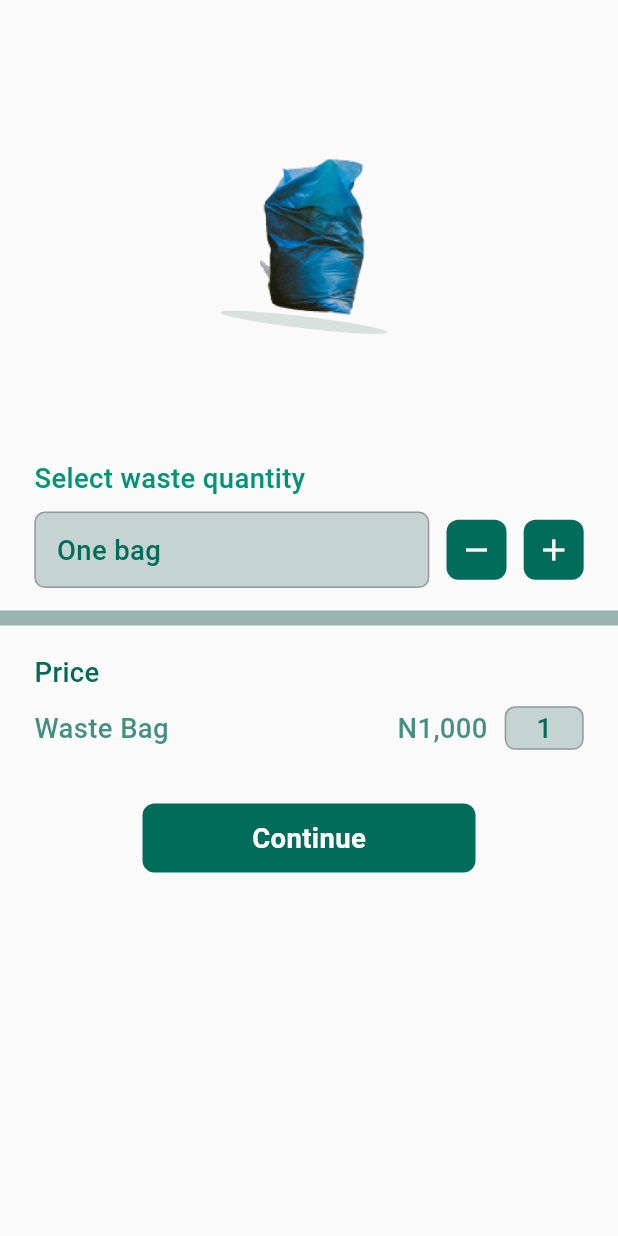
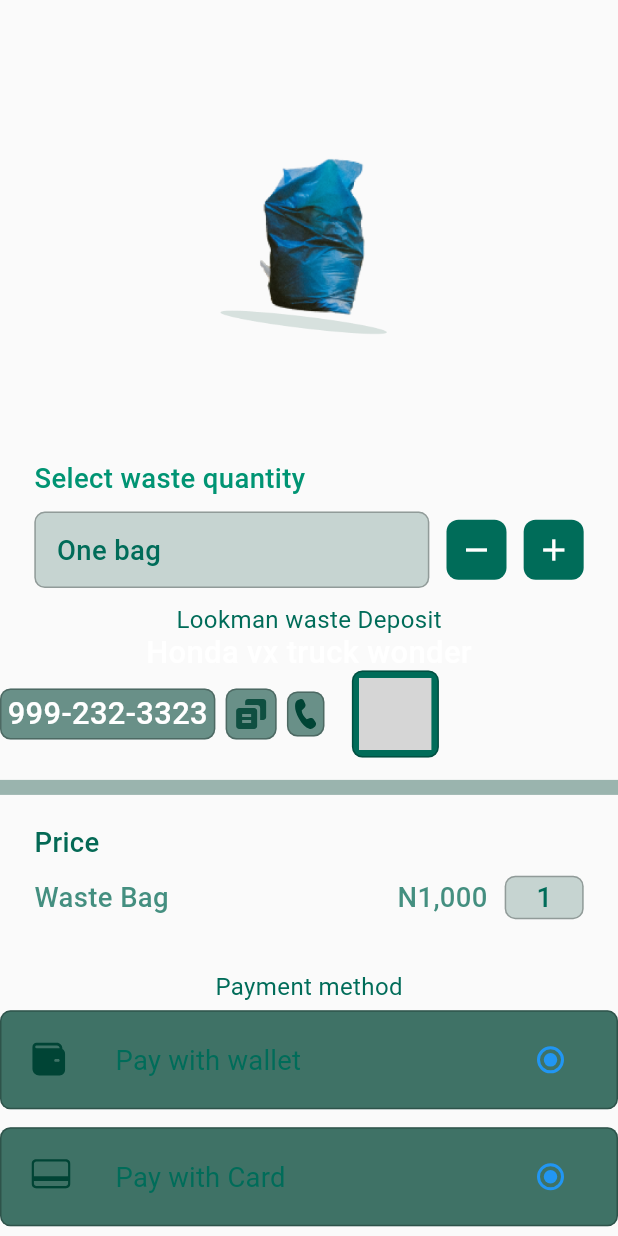
Before and after one commit to iamVictorSam/doti_app, a Flutter app: the MeteredWaste screen opened directly, on a phone screen of 412 x 824 dp. Run offline on Flutter 3.47's test engine with Material 2 defaults, Android fonts, the light colour scheme and no system bars; our stand-ins replace camera, flutter_screenutil, flutter_svg, get; grey boxes are pictures that could not be loaded.

Commit message:
added cam

```diff
--- a/lib/metered_waste/metered_waste.dart
+++ b/lib/metered_waste/metered_waste.dart
@@ -77,6 +77,10 @@ class MeteredWaste extends StatelessWidget {
           SizedBox(
             height: 10.h,
           ),
+          _truckDetails(),
+          SizedBox(
+            height: 10.h,
+          ),
           const Divider(
             thickness: 10,
             color: Color.fromARGB(98, 0, 68, 53),
@@ -140,6 +144,10 @@ class MeteredWaste extends StatelessWidget {
           SizedBox(
             height: 30.h,
           ),
+          _payment(),
+          SizedBox(
+            height: 10.h,
+          ),
           GestureDetector(
             onTap: () {},
             child: Center(
@@ -162,6 +170,49 @@ class MeteredWaste extends StatelessWidget {
     );
   }
 
+  Widget _payment() => Column(
+        children: [
+          const Text(
+            'Payment method',
+            style: TextStyle(color: teal),
+          ),
+          SizedBox(
+            height: 5.h,
+          ),
+          BorderBox(
+            color: const Color.fromRGBO(0, 68, 53, 0.75),
+            child: ListTile(
+                leading: SvgPicture.asset('assets/icon/pay_wallet.svg'),
+                title: const Text(
+                  'Pay with wallet',
+                  style: TextStyle(color: teal),
+                ),
+                trailing: Radio(
+                  groupValue: true,
+                  value: true,
+                  onChanged: (value) {},
+                )),
+          ),
+          SizedBox(
+            height: 10.h,
+          ),
+          BorderBox(
+            color: const Color.fromRGBO(0, 68, 53, 0.75),
+            child: ListTile(
+                leading: SvgPicture.asset('assets/icon/pay_card.svg'),
+                title: const Text(
+                  'Pay with Card',
+                  style: TextStyle(color: teal),
+                ),
+                trailing: Radio(
+                  groupValue: true,
+                  value: true,
+                  onChanged: (value) {},
+                )),
+          ),
+        ],
+      );
+
   Widget _truckDetails() => Column(
         children: [
           const Text(
@@ -180,15 +231,26 @@ class MeteredWaste extends StatelessWidget {
           Row(
             children: [
               BorderBox(
+                color: const Color.fromRGBO(0, 68, 53, 0.58),
                 child: Text('999-232-3323',
                     style: TextStyle(
                         fontSize: 18.sp, fontWeight: FontWeight.w500)),
               ),
               SizedBox(width: 6.w),
-              BorderBox(child: SvgPicture.asset('assets/icon/copy.svg')),
+              BorderBox(
+                color: const Color.fromRGBO(0, 68, 53, 0.58),
+                child: SvgPicture.asset('assets/icon/copy.svg'),
+              ),
               SizedBox(width: 6.w),
-              BorderBox(child: SvgPicture.asset('assets/icon/phone.svg')),
-              SizedBox(width: 6.w),
+              BorderBox(
+                color: const Color.fromRGBO(0, 68, 53, 0.58),
+                child: SvgPicture.asset('assets/icon/phone.svg'),
+              ),
+              SizedBox(width: 16.w),
+              BorderBox(
+                color: teal,
+                child: SvgPicture.asset('assets/image/imgl.png'),
+              ),
             ],
           )
         ],
@@ -196,9 +258,11 @@ class MeteredWaste extends StatelessWidget {
 }
 
 class BorderBox extends StatelessWidget {
-  const BorderBox({Key? key, required this.child}) : super(key: key);
+  const BorderBox({Key? key, required this.child, required this.color})
+      : super(key: key);
 
   final Widget child;
+  final Color color;
 
   @override
   Widget build(BuildContext context) {
@@ -206,8 +270,8 @@ class BorderBox extends StatelessWidget {
       decoration: BoxDecoration(
           border: Border.all(color: const Color.fromRGBO(0, 0, 0, 0.27)),
           borderRadius: BorderRadius.circular(7),
-          color: const Color.fromRGBO(0, 68, 53, 0.58)),
-      padding: const EdgeInsets.all(14),
+          color: color),
+      padding: const EdgeInsets.all(4),
       child: child,
     );
   }
--- a/lib/onboarding/onboarding.dart
+++ b/lib/onboarding/onboarding.dart
@@ -1,4 +1,5 @@
 import 'package:doti_app/home/home.dart';
+import 'package:doti_app/login/login.dart';
 import 'package:doti_app/map/map.dart';
 import 'package:flutter/material.dart';
 import 'package:flutter_screenutil/flutter_screenutil.dart';
@@ -100,7 +101,7 @@ class _OnboardingScreenState extends State<OnboardingScreen> {
                 bottom: 50.h,
                 right: 20.w,
                 child: GestureDetector(
-                  onTap: () => Get.offAll(() => const MapScreen()),
+                  onTap: () => Get.offAll(() => const LoginScreen()),
                   child: const CustomCard(
                       color: Color.fromRGBO(65, 58, 0, 1),
                       padding: 13,
--- a/lib/signup/signup.dart
+++ b/lib/signup/signup.dart
@@ -1,5 +1,6 @@
 import 'package:flutter/material.dart';
 
+import '../helper/constants.dart';
 import 'components/body.dart';
 
 class SignUpScreen extends StatelessWidget {
@@ -9,6 +10,8 @@ class SignUpScreen extends StatelessWidget {
   Widget build(BuildContext context) {
     return Scaffold(
       appBar: AppBar(
+        backgroundColor: teal,
+        centerTitle: true,
         title: const Text("Sign Up"),
       ),
       body: const SignUpBody(),
--- a/pubspec.yaml
+++ b/pubspec.yaml
@@ -38,6 +38,8 @@ dependencies:
   flutter_screenutil: ^5.6.0
   flutter_svg: ^1.1.6
   get: ^4.6.5
+  camera: ^0.10.0+3
+
   animated_splash_screen: ^1.3.0
 
 dev_dependencies:
```
Also changed, not shown: lib/login/login.dart (+6 -1 lines), lib/successScreen.dart (added, +16 -0 lines), lib/waste_capture/capture.dart (added, +110 -0 lines), lib/waste_capture/waste_capture.dart (added, +74 -0 lines), lib/waste_preview/waste_preview.dart (added, +70 -0 lines), assets/icon/pay_card.svg (added), assets/icon/pay_wallet.svg (added), assets/image/animation_500_l9bhn527 1.png (deleted), pubspec.lock.
